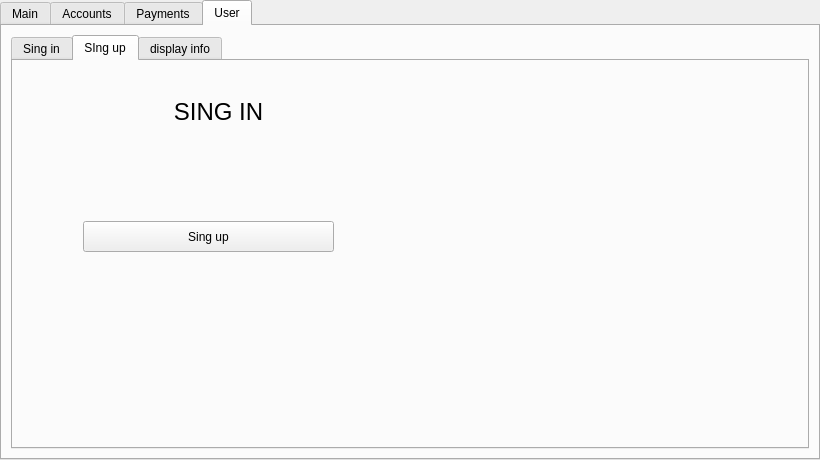
YahodaVitalii/Coursework, file coursework/mainwindow.ui: the form before one commit.
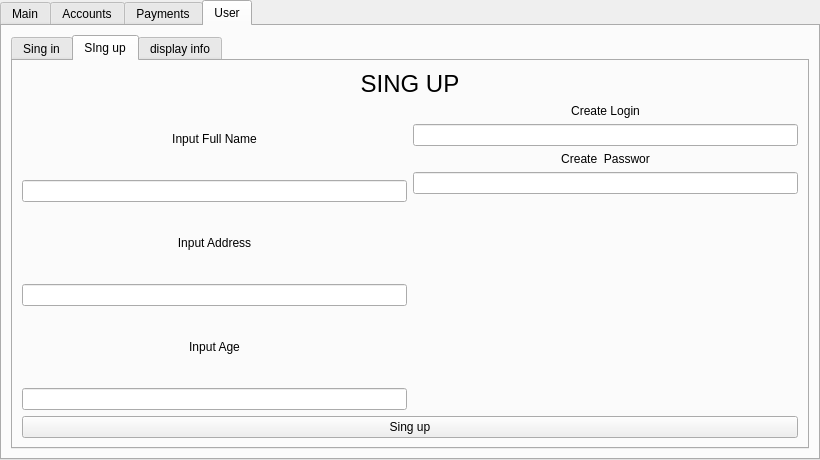
The form after the commit. The open tabs and pages were chosen to show the change. Icons and pictures are not drawn.

Commit message: add sing up fuction

Diff of the .ui file:
```diff
--- a/coursework/mainwindow.ui
+++ b/coursework/mainwindow.ui
@@ -450,13 +450,16 @@
        <attribute name="title">
         <string>User</string>
        </attribute>
-       <layout class="QHBoxLayout" name="horizontalLayout_6">
+       <layout class="QVBoxLayout" name="verticalLayout_20">
         <item>
-         <layout class="QHBoxLayout" name="horizontalLayout_5">
+         <layout class="QVBoxLayout" name="verticalLayout_21">
           <item>
            <widget class="QTabWidget" name="tabWidget_user">
             <property name="currentIndex">
-             <number>0</number>
+             <number>1</number>
+            </property>
+            <property name="tabBarAutoHide">
+             <bool>false</bool>
             </property>
             <widget class="QWidget" name="user_tab_singIn">
              <attribute name="title">
@@ -561,45 +564,279 @@
              <attribute name="title">
               <string>SIng up</string>
              </attribute>
-             <widget class="QLabel" name="label_10">
-              <property name="geometry">
-               <rect>
-                <x>50</x>
-                <y>30</y>
-                <width>311</width>
-                <height>41</height>
-               </rect>
-              </property>
-              <property name="font">
-               <font>
-                <pointsize>18</pointsize>
-               </font>
-              </property>
-              <property name="text">
-               <string>SING IN</string>
-              </property>
-              <property name="alignment">
-               <set>Qt::AlignCenter</set>
-              </property>
-             </widget>
-             <widget class="QPushButton" name="pushButton_SingUp_SIngIn_Up">
-              <property name="geometry">
-               <rect>
-                <x>70</x>
-                <y>160</y>
-                <width>251</width>
-                <height>31</height>
-               </rect>
-              </property>
-              <property name="text">
-               <string>Sing up</string>
-              </property>
-             </widget>
+             <layout class="QVBoxLayout" name="verticalLayout_18">
+              <item>
+               <widget class="QLabel" name="label_10">
+                <property name="font">
+                 <font>
+                  <pointsize>18</pointsize>
+                 </font>
+                </property>
+                <property name="text">
+                 <string>SING UP</string>
+                </property>
+                <property name="alignment">
+                 <set>Qt::AlignCenter</set>
+                </property>
+               </widget>
+              </item>
+              <item>
+               <layout class="QHBoxLayout" name="horizontalLayout_10">
+                <item>
+                 <layout class="QVBoxLayout" name="verticalLayout_16">
+                  <item>
+                   <layout class="QVBoxLayout" name="verticalLayout_2">
+                    <item>
+                     <widget class="QLabel" name="label_5">
+                      <property name="text">
+                       <string>Input Full Name</string>
+                      </property>
+                      <property name="alignment">
+                       <set>Qt::AlignCenter</set>
+                      </property>
+                     </widget>
+                    </item>
+                    <item>
+                     <widget class="QLineEdit" name="lineEdit_SingUp_fullname"/>
+                    </item>
+                   </layout>
+                  </item>
+                  <item>
+                   <layout class="QVBoxLayout" name="verticalLayout_12">
+                    <item>
+                     <widget class="QLabel" name="label_16">
+                      <property name="text">
+                       <string>Input Address</string>
+                      </property>
+                      <property name="alignment">
+                       <set>Qt::AlignCenter</set>
+                      </property>
+                     </widget>
+                    </item>
+                    <item>
+                     <widget class="QLineEdit" name="lineEdit_SingUp_address"/>
+                    </item>
+                   </layout>
+                  </item>
+                  <item>
+                   <layout class="QVBoxLayout" name="verticalLayout_13">
+                    <item>
+                     <widget class="QLabel" name="label_17">
+                      <property name="text">
+                       <string>Input Age</string>
+                      </property>
+                      <property name="alignment">
+                       <set>Qt::AlignCenter</set>
+                      </property>
+                     </widget>
+                    </item>
+                    <item>
+                     <widget class="QLineEdit" name="lineEdit_SingUp_age"/>
+                    </item>
+                   </layout>
+                  </item>
+                 </layout>
+                </item>
+                <item>
+                 <layout class="QVBoxLayout" name="verticalLayout_17">
+                  <item>
+                   <layout class="QVBoxLayout" name="verticalLayout_11">
+                    <item>
+                     <widget class="QLabel" name="label_14">
+                      <property name="text">
+                       <string>Create Login</string>
+                      </property>
+                      <property name="alignment">
+                       <set>Qt::AlignCenter</set>
+                      </property>
+                     </widget>
+                    </item>
+                    <item>
+                     <widget class="QLineEdit" name="lineEdit_SingUp_name"/>
+                    </item>
+                   </layout>
+                  </item>
+                  <item>
+                   <layout class="QVBoxLayout" name="verticalLayout_8">
+                    <item>
+                     <widget class="QLabel" name="label_7">
+                      <property name="text">
+                       <string>Create  Passwor</string>
+                      </property>
+                      <property name="alignment">
+                       <set>Qt::AlignCenter</set>
+                      </property>
+                     </widget>
+                    </item>
+                    <item>
+                     <widget class="QLineEdit" name="lineEdit_SingUp_password"/>
+                    </item>
+                    <item>
+                     <spacer name="verticalSpacer">
+                      <property name="orientation">
+                       <enum>Qt::Vertical</enum>
+                      </property>
+                      <property name="sizeHint" stdset="0">
+                       <size>
+                        <width>20</width>
+                        <height>40</height>
+                       </size>
+                      </property>
+                     </spacer>
+                    </item>
+                   </layout>
+                  </item>
+                 </layout>
+                </item>
+               </layout>
+              </item>
+              <item>
+               <widget class="QPushButton" name="pushButton_SingUp_SIngIn_Up">
+                <property name="text">
+                 <string>Sing up</string>
+                </property>
+               </widget>
+              </item>
+             </layout>
             </widget>
             <widget class="QWidget" name="user_tab_displayedUser">
              <attribute name="title">
               <string>display info</string>
              </attribute>
+             <layout class="QHBoxLayout" name="horizontalLayout_6">
+              <item>
+               <layout class="QVBoxLayout" name="verticalLayout_23">
+                <item>
+                 <layout class="QHBoxLayout" name="horizontalLayout_5">
+                  <item>
+                   <widget class="QLabel" name="label_22">
+                    <property name="text">
+                     <string>Account:</string>
+                    </property>
+                   </widget>
+                  </item>
+                  <item>
+                   <widget class="QLabel" name="label_23">
+                    <property name="text">
+                     <string>Логін</string>
+                    </property>
+                   </widget>
+                  </item>
+                 </layout>
+                </item>
+                <item>
+                 <spacer name="verticalSpacer_2">
+                  <property name="orientation">
+                   <enum>Qt::Vertical</enum>
+                  </property>
+                  <property name="sizeHint" stdset="0">
+                   <size>
+                    <width>20</width>
+                    <height>40</height>
+                   </size>
+                  </property>
+                 </spacer>
+                </item>
+                <item>
+                 <layout class="QVBoxLayout" name="verticalLayout_22">
+                  <item>
+                   <widget class="QLabel" name="label_userName">
+                    <property name="text">
+                     <string>Прізвище імя по-батькові</string>
+                    </property>
+                   </widget>
+                  </item>
+                  <item>
+                   <layout class="QHBoxLayout" name="horizontalLayout_12">
+                    <item>
+                     <widget class="QLabel" name="label_20">
+                      <property name="text">
+                       <string>Address:</string>
+                      </property>
+                     </widget>
+                    </item>
+                    <item>
+                     <widget class="QLabel" name="label_userAddress">
+                      <property name="text">
+                       <string>Адреса </string>
+                      </property>
+                     </widget>
+                    </item>
+                   </layout>
+                  </item>
+                  <item>
+                   <layout class="QHBoxLayout" name="horizontalLayout_11">
+                    <item>
+                     <widget class="QLabel" name="label_21">
+                      <property name="text">
+                       <string>Age:</string>
+                      </property>
+                     </widget>
+                    </item>
+                    <item>
+                     <widget class="QLabel" name="label_userAge">
+                      <property name="text">
+                       <string>Вік</string>
+                      </property>
+                     </widget>
+                    </item>
+                   </layout>
+                  </item>
+                  <item>
+                   <spacer name="verticalSpacer_5">
+                    <property name="orientation">
+                     <enum>Qt::Vertical</enum>
+                    </property>
+                    <property name="sizeHint" stdset="0">
+                     <size>
+                      <width>20</width>
+                      <height>40</height>
+                     </size>
+                    </property>
+                   </spacer>
+                  </item>
+                 </layout>
+                </item>
+               </layout>
+              </item>
+              <item>
+               <layout class="QVBoxLayout" name="verticalLayout_24">
+                <item>
+                 <spacer name="verticalSpacer_4">
+                  <property name="orientation">
+                   <enum>Qt::Vertical</enum>
+                  </property>
+                  <property name="sizeHint" stdset="0">
+                   <size>
+                    <width>20</width>
+                    <height>40</height>
+                   </size>
+                  </property>
+                 </spacer>
+                </item>
+                <item>
+                 <widget class="QPushButton" name="pushButton">
+                  <property name="text">
+                   <string>Change user</string>
+                  </property>
+                 </widget>
+                </item>
+                <item>
+                 <spacer name="verticalSpacer_3">
+                  <property name="orientation">
+                   <enum>Qt::Vertical</enum>
+                  </property>
+                  <property name="sizeHint" stdset="0">
+                   <size>
+                    <width>20</width>
+                    <height>40</height>
+                   </size>
+                  </property>
+                 </spacer>
+                </item>
+               </layout>
+              </item>
+             </layout>
             </widget>
            </widget>
           </item>
```
Left out of the diff: 34 changed lines with no effect on the pictures. The commit also changes 18 other files.
